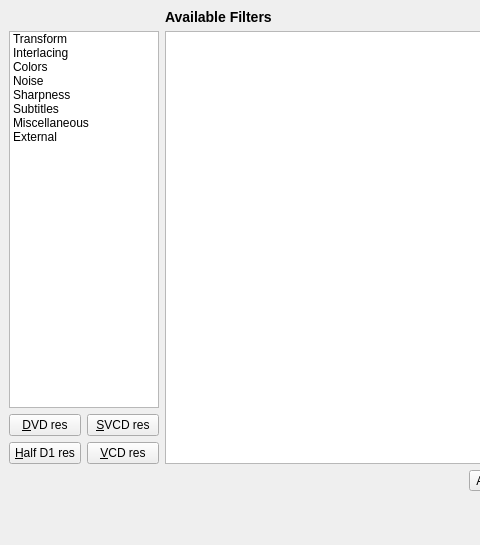
This is branches/avidemux_2.4_branch/avidemux/ADM_userInterfaces/ADM_QT4/ADM_filters/mainfilter.ui in BackupTheBerlios/avidemux-svn as Qt 5 draws it before an edit; both pictures show x 0 to 480 and y 0 to 545 of the 982 by 545 pixel window. The edited form follows.
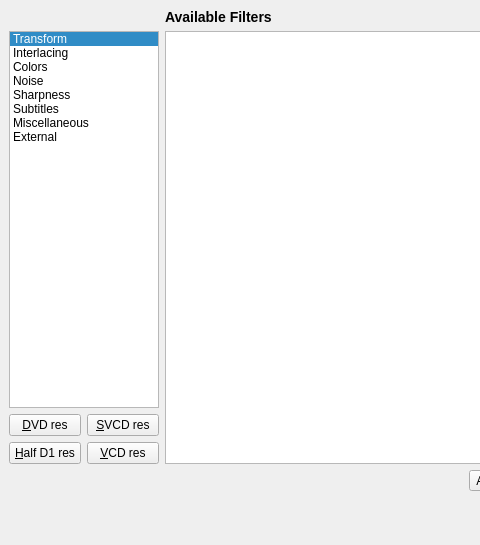
This is the edited form. Icons and pictures are not drawn.

Commit message: [Qt] spruce up the filter manager window

Diff of the .ui file:
```diff
--- a/branches/avidemux_2.4_branch/avidemux/ADM_userInterfaces/ADM_QT4/ADM_filters/mainfilter.ui
+++ b/branches/avidemux_2.4_branch/avidemux/ADM_userInterfaces/ADM_QT4/ADM_filters/mainfilter.ui
@@ -179,24 +179,6 @@
          <height>340</height>
         </size>
        </property>
-       <property name="cursor" >
-        <cursor>13</cursor>
-       </property>
-       <property name="mouseTracking" >
-        <bool>false</bool>
-       </property>
-       <property name="autoFillBackground" >
-        <bool>false</bool>
-       </property>
-       <property name="styleSheet" >
-        <string/>
-       </property>
-       <property name="alternatingRowColors" >
-        <bool>false</bool>
-       </property>
-       <property name="selectionMode" >
-        <enum>QAbstractItemView::SingleSelection</enum>
-       </property>
        <property name="selectionBehavior" >
         <enum>QAbstractItemView::SelectRows</enum>
        </property>
@@ -206,18 +188,6 @@
          <height>24</height>
         </size>
        </property>
-       <property name="textElideMode" >
-        <enum>Qt::ElideRight</enum>
-       </property>
-       <property name="movement" >
-        <enum>QListView::Static</enum>
-       </property>
-       <property name="flow" >
-        <enum>QListView::TopToBottom</enum>
-       </property>
-       <property name="isWrapping" stdset="0" >
-        <bool>false</bool>
-       </property>
        <property name="resizeMode" >
         <enum>QListView::Adjust</enum>
        </property>
@@ -227,10 +197,7 @@
        <property name="spacing" >
         <number>3</number>
        </property>
-       <property name="viewMode" >
-        <enum>QListView::ListMode</enum>
-       </property>
-       <property name="modelColumn" >
+       <property name="currentRow" >
         <number>0</number>
        </property>
        <property name="uniformItemSizes" >
```
Left out of the diff: 43 changed lines with no effect on the pictures. The commit also changes 1 other file.
